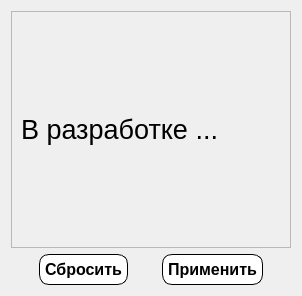
Old version of the form Gui/Filters/Admin/f_credit.ui in the repository MyEdit/Casino_Client.
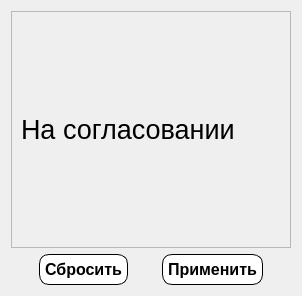
New version of the form.

Patch:
```diff
--- a/Gui/Filters/Admin/f_credit.ui
+++ b/Gui/Filters/Admin/f_credit.ui
@@ -38,7 +38,7 @@
           </font>
          </property>
          <property name="text">
-          <string>В разработке ...</string>
+          <string>На согласовании</string>
          </property>
         </widget>
        </item>
```
